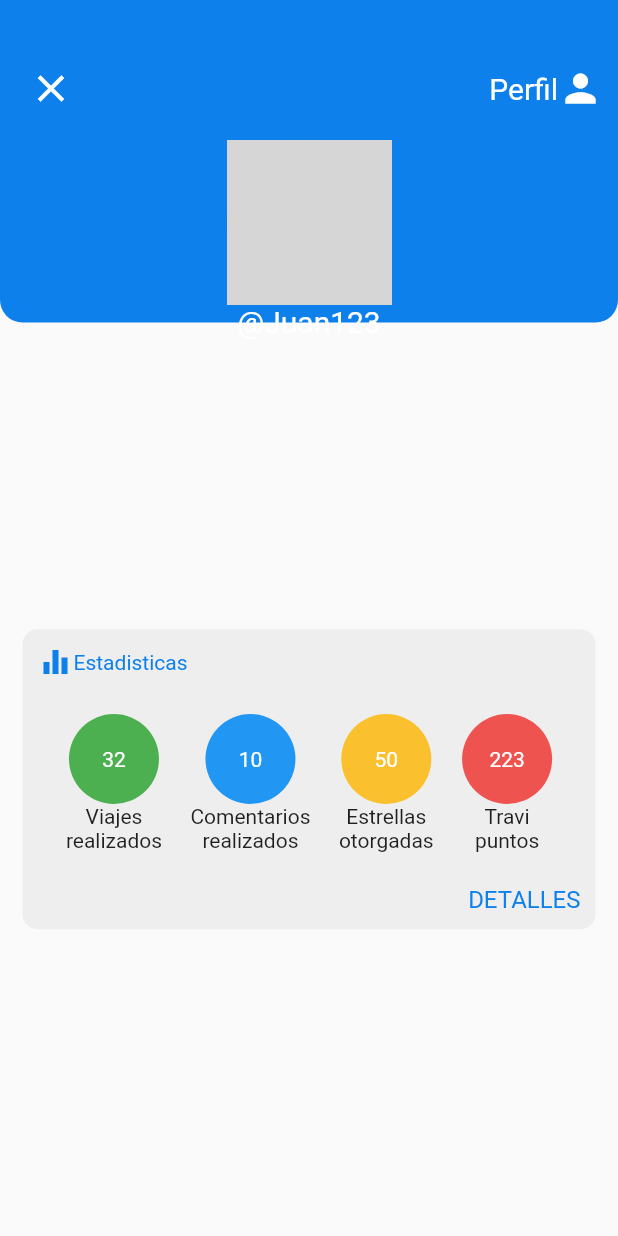
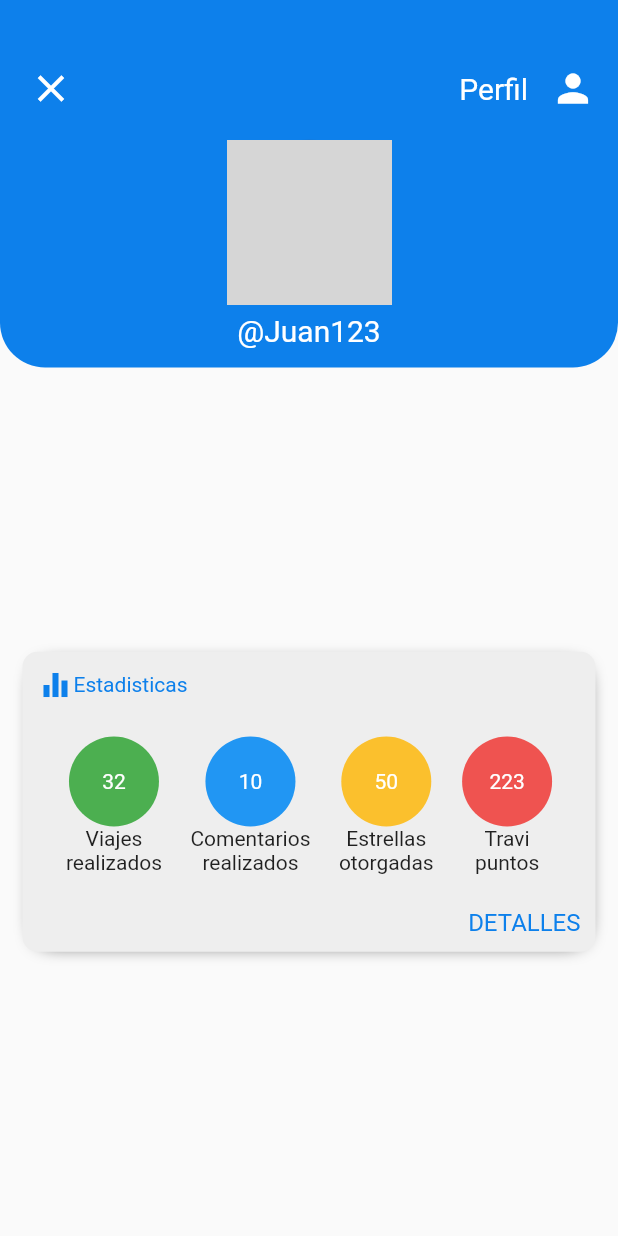
Before and after one commit to GerardoGepda/Travi-app, a Flutter app: the ProfilePage screen opened by its route, on a phone screen of 412 x 824 dp. Run offline on Flutter 3.47's test engine with Material 2 defaults, Android fonts, the phone set to English and light mode, and no system bars; our stand-ins replace curved_navigation_bar, flutter_svg, google_maps_flutter, location; grey boxes are pictures that could not be loaded.

```diff
--- a/lib/screens/profile.dart
+++ b/lib/screens/profile.dart
@@ -18,6 +18,14 @@ class ProfilePage extends StatelessWidget {
       decoration: BoxDecoration(
         color: Colors.grey[200],
         borderRadius: BorderRadius.all(Radius.circular(10)),
+        boxShadow: [
+          BoxShadow(
+            color: Colors.black,
+            blurRadius: 10.0,
+            spreadRadius: -8,
+            offset: Offset(1.0, 2.0),
+          ),
+        ],
       ),
       child: Column(
         mainAxisAlignment: MainAxisAlignment.spaceBetween,
@@ -102,11 +110,10 @@ class MyHeader extends StatelessWidget implements PreferredSizeWidget {
     return Container(
       padding: EdgeInsets.only(top: 35, left: 10, right: 10),
       decoration: BoxDecoration(
-        borderRadius: BorderRadius.only(bottomLeft: Radius.circular(15), bottomRight: Radius.circular(15)),
+        borderRadius: BorderRadius.only(bottomLeft: Radius.circular(30), bottomRight: Radius.circular(30)),
         color: const Color(0xFF0d80eb),
       ),
       child: Column(
-        //mainAxisSize: MainAxisSize.min,
         children: <Widget>[
           Row(
             mainAxisAlignment: MainAxisAlignment.spaceBetween,
@@ -127,11 +134,14 @@ class MyHeader extends StatelessWidget implements PreferredSizeWidget {
                       fontSize: 20,
                     ),
                   ),
-                  Icon(
-                  Icons.person,
-                  color: Colors.white,
-                  size: 30,
-                ),
+                  Padding(
+                    padding: EdgeInsets.only(left: 15, right: 5),
+                    child: Icon(
+                      Icons.person,
+                      color: Colors.white,
+                      size: 30,
+                    ),
+                  ),
                 ],
               ),
             ],
@@ -140,7 +150,7 @@ class MyHeader extends StatelessWidget implements PreferredSizeWidget {
             children: <Widget>[
               Positioned(
                 child: Container(
-                  margin: EdgeInsets.only(top: 10),
+                  margin: EdgeInsets.only(top: 10, bottom: 6),
                   width: 110,
                   height: 110,
                   child: CircleAvatar(
@@ -163,5 +173,5 @@ class MyHeader extends StatelessWidget implements PreferredSizeWidget {
   }
 
   @override
-  Size get preferredSize => Size.fromHeight(215);
+  Size get preferredSize => Size.fromHeight(245);
 }
```
